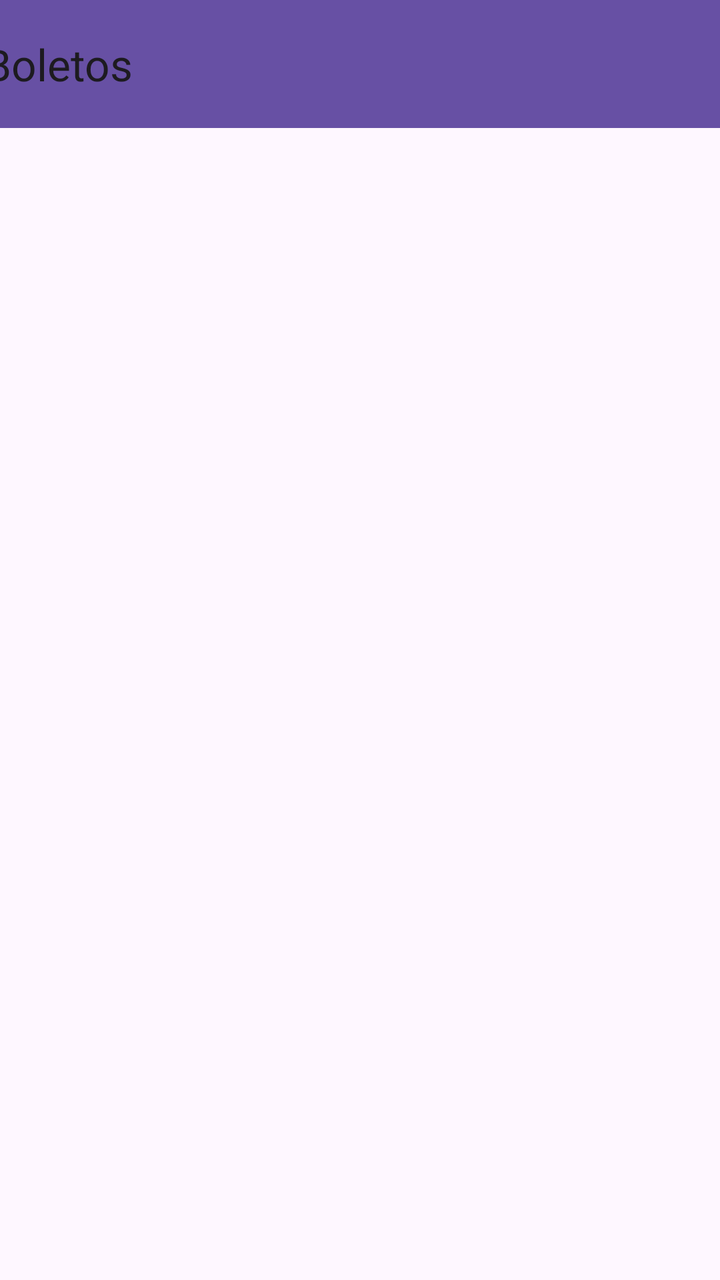
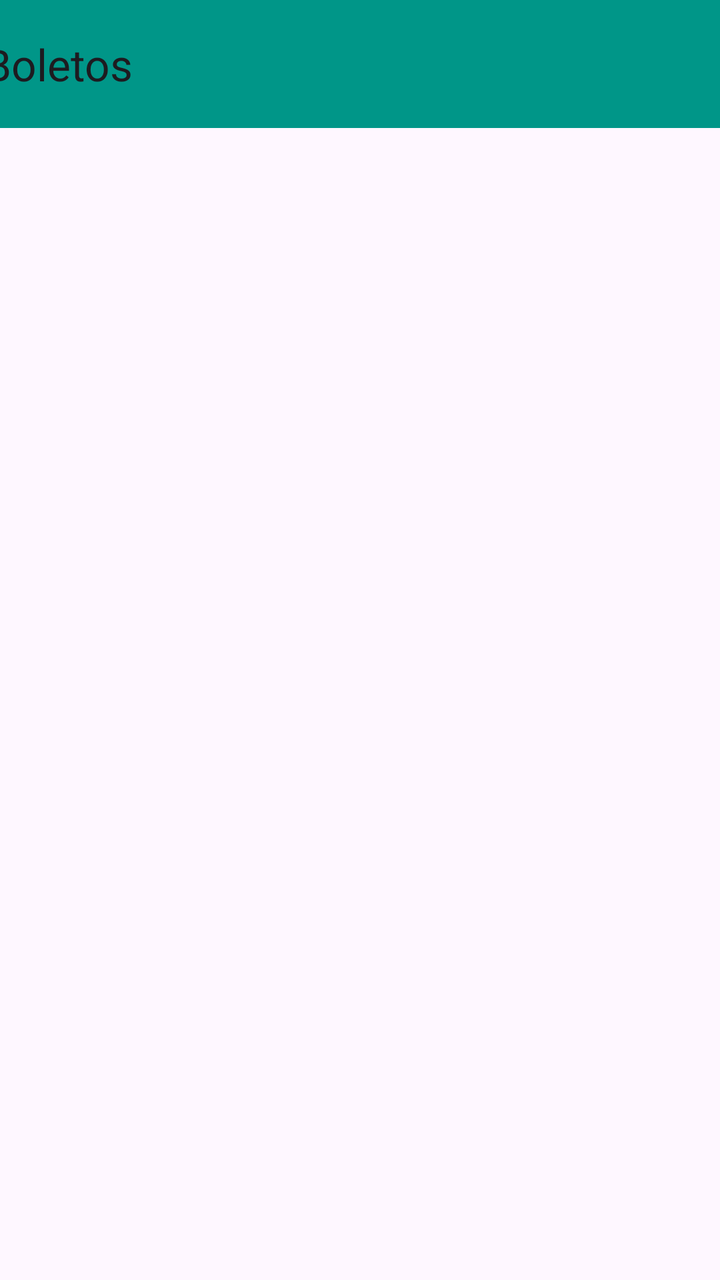

An Android layout rendered at two revisions. The XML below is the earlier revision; the diff shows what the commit changed to produce the second picture.
<!-- AndroidManifest.xml: application theme Theme.AppCondominio -->
<!-- res/layout/activity_boleto.xml -->
<?xml version="1.0" encoding="utf-8"?>
<androidx.constraintlayout.widget.ConstraintLayout xmlns:android="http://schemas.android.com/apk/res/android"
    xmlns:app="http://schemas.android.com/apk/res-auto"
    xmlns:tools="http://schemas.android.com/tools"
    android:id="@+id/main"
    android:layout_width="match_parent"
    android:layout_height="match_parent"
    tools:context=".BoletoActivity">

    <androidx.appcompat.widget.Toolbar
        android:id="@+id/recyclerView"
        android:layout_width="409dp"
        android:layout_height="wrap_content"
        android:background="?attr/colorPrimary"
        android:minHeight="?attr/actionBarSize"
        android:theme="?attr/actionBarTheme"
        app:layout_constraintEnd_toEndOf="parent"
        app:layout_constraintHorizontal_bias="0.5"
        app:layout_constraintStart_toStartOf="parent"
        app:layout_constraintTop_toTopOf="parent"
        app:title="Boletos" />

    <androidx.recyclerview.widget.RecyclerView
        android:id="@+id/recyclerView"
        android:layout_width="409dp"
        android:layout_height="665dp"
        app:layout_constraintBottom_toBottomOf="parent"
        app:layout_constraintEnd_toEndOf="parent"
        app:layout_constraintHorizontal_bias="0.5"
        app:layout_constraintStart_toStartOf="parent"
        app:layout_constraintTop_toBottomOf="@+id/recyclerView"
        app:layout_constraintVertical_bias="0.5" />
</androidx.constraintlayout.widget.ConstraintLayout>
<!-- resources referenced by this layout -->
<resources>
  <style name="Theme.AppCondominio" parent="Base.Theme.AppCondominio" />
  <style name="Base.Theme.AppCondominio" parent="Theme.Material3.DayNight.NoActionBar">
          
          
      </style>
</resources>

<!-- the commit's change to res/layout/activity_boleto.xml (unified diff, before → after) -->
@@ -12,6 +12,7 @@
         android:layout_width="409dp"
         android:layout_height="wrap_content"
         android:background="?attr/colorPrimary"
+        android:backgroundTint="#009688"
         android:minHeight="?attr/actionBarSize"
         android:theme="?attr/actionBarTheme"
         app:layout_constraintEnd_toEndOf="parent"
